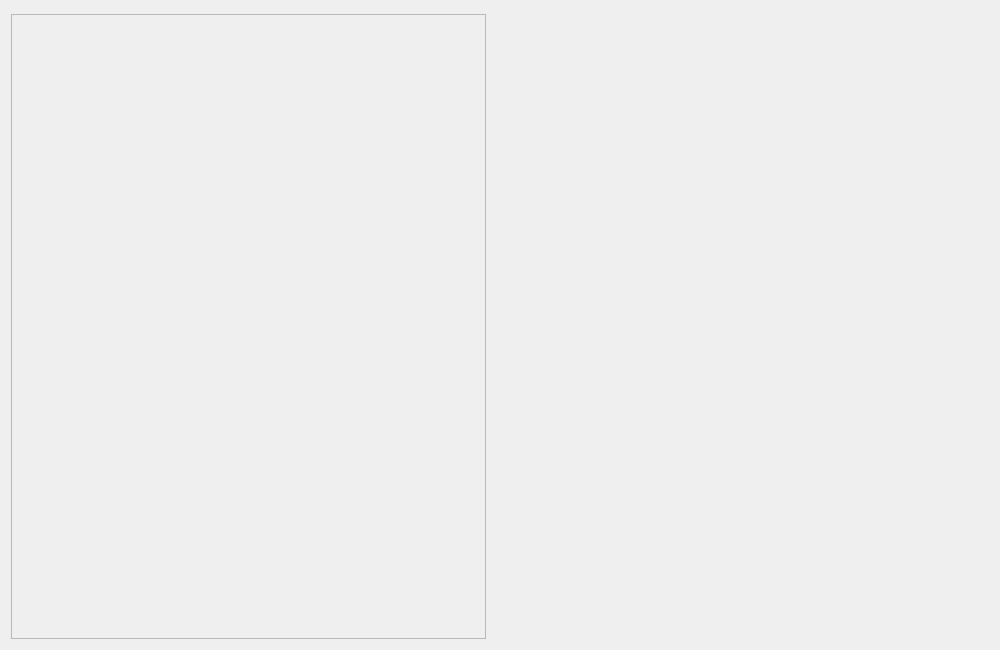
This is SocialNetwork/login_signup.ui in amir-h-A-0001/DS-SocialNetwork as Qt 5 draws it before an edit. The edited form follows.
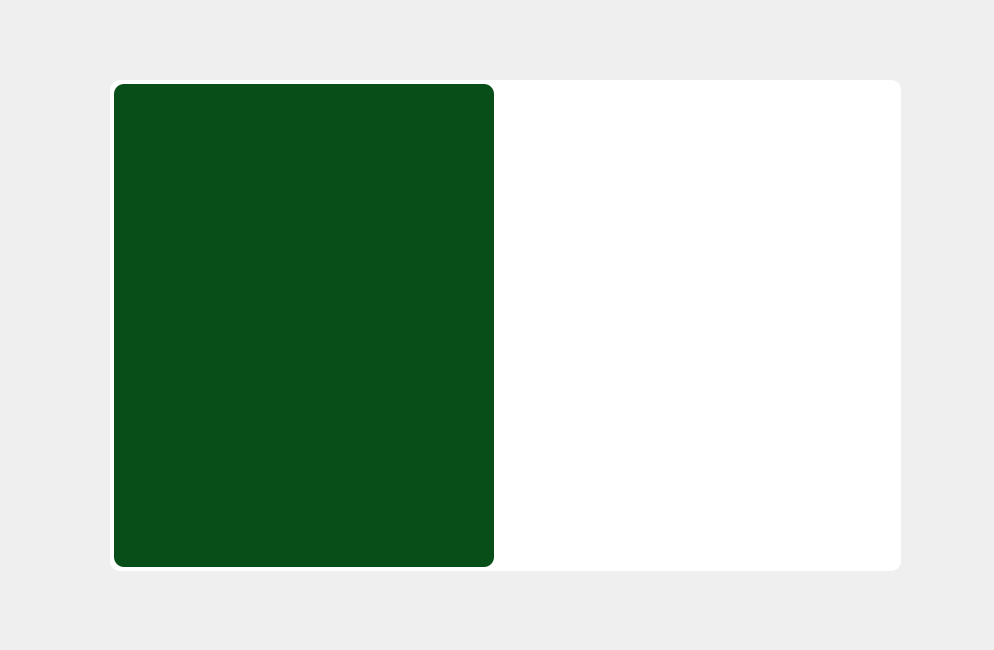
This is the edited form.

Commit message: designing login and signup window

What changed in the file:
```diff
--- a/SocialNetwork/login_signup.ui
+++ b/SocialNetwork/login_signup.ui
@@ -6,21 +6,27 @@
    <rect>
     <x>0</x>
     <y>0</y>
-    <width>1000</width>
+    <width>994</width>
     <height>650</height>
    </rect>
   </property>
   <property name="windowTitle">
    <string>Login Signup</string>
   </property>
+  <property name="styleSheet">
+   <string notr="true"/>
+  </property>
   <widget class="QWidget" name="centralwidget">
-   <widget class="QFrame" name="frame">
+   <widget class="QWidget" name="mainWidget" native="true">
+    <property name="enabled">
+     <bool>true</bool>
+    </property>
     <property name="geometry">
      <rect>
-      <x>11</x>
-      <y>14</y>
-      <width>475</width>
-      <height>625</height>
+      <x>110</x>
+      <y>80</y>
+      <width>791</width>
+      <height>491</height>
      </rect>
     </property>
     <property name="sizePolicy">
@@ -29,12 +35,43 @@
       <verstretch>0</verstretch>
      </sizepolicy>
     </property>
-    <property name="frameShape">
-     <enum>QFrame::Shape::StyledPanel</enum>
+    <property name="styleSheet">
+     <string notr="true">QWidget {
+	
+	background-color: rgb(255, 255, 255);
+	border-radius: 10px;
+}
+</string>
     </property>
-    <property name="frameShadow">
-     <enum>QFrame::Shadow::Raised</enum>
-    </property>
+    <widget class="QFrame" name="picture">
+     <property name="geometry">
+      <rect>
+       <x>4</x>
+       <y>4</y>
+       <width>380</width>
+       <height>483</height>
+      </rect>
+     </property>
+     <property name="sizePolicy">
+      <sizepolicy hsizetype="Fixed" vsizetype="Fixed">
+       <horstretch>0</horstretch>
+       <verstretch>0</verstretch>
+      </sizepolicy>
+     </property>
+     <property name="styleSheet">
+      <string notr="true">QFrame {
+	background-color: rgb(7, 78, 24);
+	border-radius
+}
+</string>
+     </property>
+     <property name="frameShape">
+      <enum>QFrame::Shape::StyledPanel</enum>
+     </property>
+     <property name="frameShadow">
+      <enum>QFrame::Shadow::Raised</enum>
+     </property>
+    </widget>
    </widget>
   </widget>
  </widget>
```
